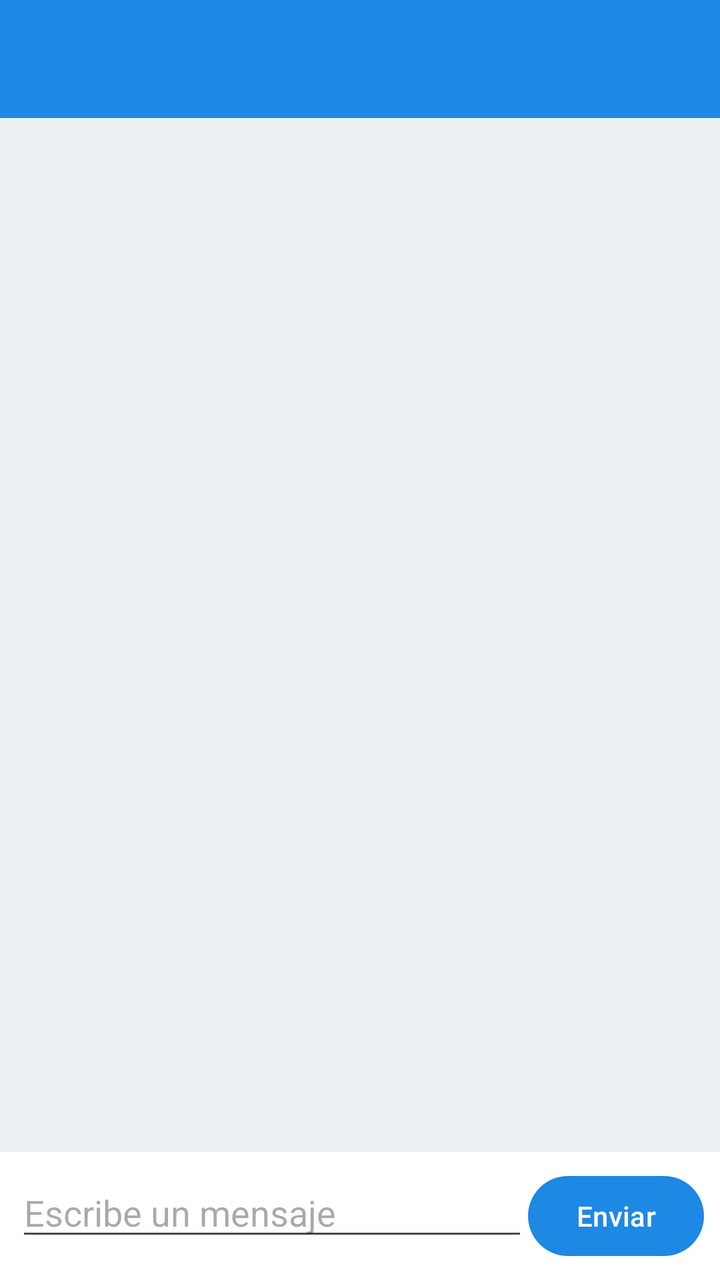
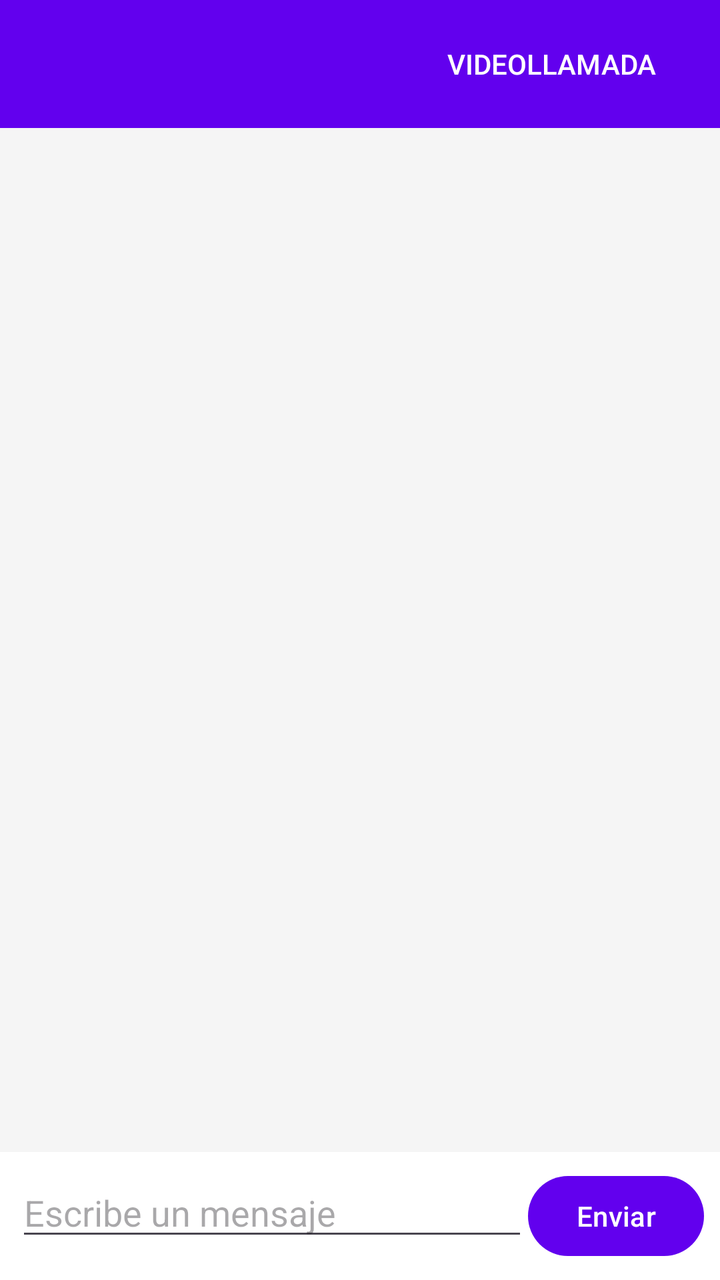

Screens rendered from an Android XML layout before and after an edit, with the pre-edit source and the edit as a unified diff.
<!-- AndroidManifest.xml: application theme Theme.PiggeonChat -->
<!-- res/layout/activity_chat.xml -->
<?xml version="1.0" encoding="utf-8"?>
<LinearLayout xmlns:android="http://schemas.android.com/apk/res/android"
    android:layout_width="match_parent"
    android:layout_height="match_parent"
    android:background="@color/screen_background"
    android:orientation="vertical">

    <TextView
        android:id="@+id/tvContactName"
        android:layout_width="match_parent"
        android:layout_height="wrap_content"
        android:background="@color/piggeon_primary"
        android:padding="16dp"
        android:textColor="@android:color/white"
        android:textSize="20sp"
        android:textStyle="bold" />

    
    <androidx.recyclerview.widget.RecyclerView
        android:id="@+id/rvMessages"
        android:layout_width="match_parent"
        android:layout_height="0dp"
        android:layout_weight="1"
        android:padding="8dp" />

    
    <LinearLayout
        android:layout_width="match_parent"
        android:layout_height="wrap_content"
        android:background="@android:color/white"
        android:orientation="horizontal"
        android:padding="8dp">

        <EditText
            android:id="@+id/etMessage"
            android:layout_width="0dp"
            android:layout_height="wrap_content"
            android:layout_weight="1"
            android:hint="@string/chat_hint"
            android:inputType="textCapSentences|textMultiLine"
            android:maxLines="4" />

        <Button
            android:id="@+id/btnSend"
            android:layout_width="wrap_content"
            android:layout_height="wrap_content"
            android:text="@string/btn_send" />
    </LinearLayout>

</LinearLayout>
<!-- resources referenced by this layout -->
<resources>
  <color name="piggeon_primary">#1E88E5</color>
  <color name="screen_background">#ECEFF1</color>
  <string name="btn_send">Enviar</string>
  <string name="chat_hint">Escribe un mensaje</string>
  <style name="Theme.PiggeonChat" parent="Theme.Material3.DayNight.NoActionBar">
          <item name="colorPrimary">@color/piggeon_primary</item>
      </style>
</resources>

<!-- the commit's change to res/layout/activity_chat.xml (unified diff, before → after) -->
@@ -5,15 +5,32 @@
     android:background="@color/screen_background"
     android:orientation="vertical">
 
-    <TextView
-        android:id="@+id/tvContactName"
+    <LinearLayout
         android:layout_width="match_parent"
         android:layout_height="wrap_content"
         android:background="@color/piggeon_primary"
-        android:padding="16dp"
-        android:textColor="@android:color/white"
-        android:textSize="20sp"
-        android:textStyle="bold" />
+        android:orientation="horizontal"
+        android:gravity="center_vertical"
+        android:padding="8dp">
+
+        <TextView
+            android:id="@+id/tvContactName"
+            android:layout_width="0dp"
+            android:layout_height="wrap_content"
+            android:layout_weight="1"
+            android:padding="8dp"
+            android:textColor="@android:color/white"
+            android:textSize="20sp"
+            android:textStyle="bold" />
+
+        <Button
+            android:id="@+id/btnVideoCall"
+            android:layout_width="wrap_content"
+            android:layout_height="wrap_content"
+            android:text="@string/btn_video_call"
+            style="?android:attr/borderlessButtonStyle"
+            android:textColor="@android:color/white" />
+    </LinearLayout>
 
     
     <androidx.recyclerview.widget.RecyclerView
<!-- resource entries referenced after the edit -->
@@ -1,11 +1,26 @@
 <!-- resources referenced by this layout -->
 <resources>
-  <color name="piggeon_primary">#1E88E5</color>
-  <color name="screen_background">#ECEFF1</color>
+  <color name="piggeon_primary">#6200EE</color>
+  <color name="screen_background">#F5F5F5</color>
   <string name="btn_send">Enviar</string>
+  <string name="btn_video_call">Videollamada</string>
   <string name="chat_hint">Escribe un mensaje</string>
   <style name="Theme.PiggeonChat" parent="Theme.Material3.DayNight.NoActionBar">
+          
           <item name="colorPrimary">@color/piggeon_primary</item>
+          <item name="colorOnPrimary">@color/white</item>
+          <item name="colorPrimaryContainer">@color/piggeon_primary_light</item>
+  
+          
+          <item name="android:windowBackground">@color/white</item>
+          <item name="colorSurface">@color/white</item>
+          <item name="colorOnSurface">@color/black</item>
+  
+          
+          <item name="android:statusBarColor">@color/piggeon_primary</item>
       </style>
+  <color name="white">#FFFFFF</color>
+  <color name="piggeon_primary_light">#BB86FC</color>
+  <color name="black">#000000</color>
 </resources>
 
